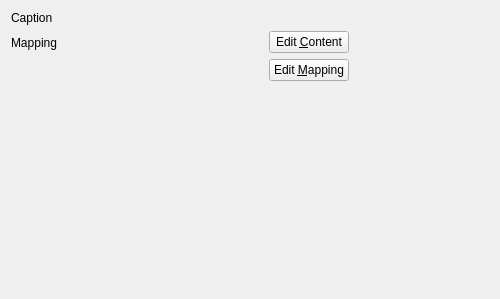
First picture: the form in GGEditor_src/ui/panes/ggmappingeditorpane.ui, repository kingnak/GameGenerator, before the edit.
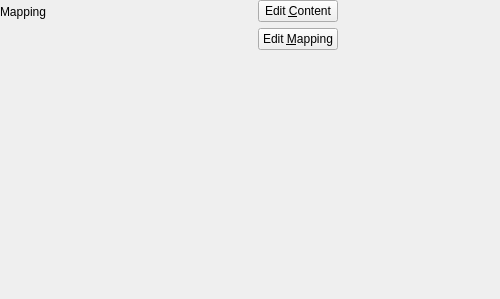
Second picture: the form after the edit. Custom widgets are drawn as their Qt base class.

```diff
--- a/GGEditor_src/ui/panes/ggmappingeditorpane.ui
+++ b/GGEditor_src/ui/panes/ggmappingeditorpane.ui
@@ -14,21 +14,26 @@
    <string>Form</string>
   </property>
   <layout class="QFormLayout" name="formLayout_2">
+   <property name="leftMargin">
+    <number>0</number>
+   </property>
+   <property name="topMargin">
+    <number>0</number>
+   </property>
+   <property name="rightMargin">
+    <number>0</number>
+   </property>
+   <property name="bottomMargin">
+    <number>0</number>
+   </property>
    <item row="0" column="0">
-    <widget class="QLabel" name="label">
-     <property name="text">
-      <string>Caption</string>
-     </property>
-    </widget>
-   </item>
-   <item row="1" column="0">
     <widget class="QLabel" name="label_2">
      <property name="text">
       <string>Mapping</string>
      </property>
     </widget>
    </item>
-   <item row="1" column="1">
+   <item row="0" column="1">
     <layout class="QHBoxLayout" name="horizontalLayout" stretch="1,0,1,0">
      <item>
       <widget class="QLabel" name="lblPreview">
@@ -101,21 +106,9 @@
      </item>
     </layout>
    </item>
-   <item row="0" column="1">
-    <widget class="GGStyledTextEditorWidget" name="wgtCaption" native="true"/>
-   </item>
   </layout>
  </widget>
  <customwidgets>
-  <customwidget>
-   <class>GGStyledTextEditorWidget</class>
-   <extends>QWidget</extends>
-   <header>ui/components/ggstyledtexteditorwidget.h</header>
-   <container>1</container>
-   <slots>
-    <signal>textChanged(QString)</signal>
-   </slots>
-  </customwidget>
   <customwidget>
    <class>GGConnectionListEditorWidget</class>
    <extends>QWidget</extends>
```
Left out of the diff: 19 changed lines with no effect on the pictures.
